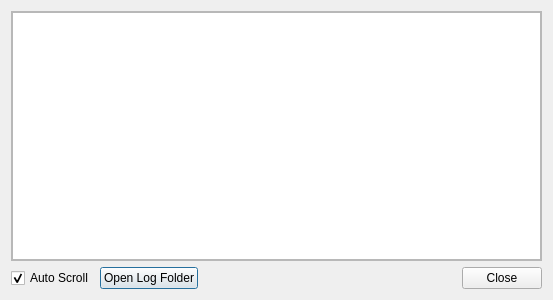
First picture: the form in log_view.ui, repository locaal-ai/scoresight, before the edit.
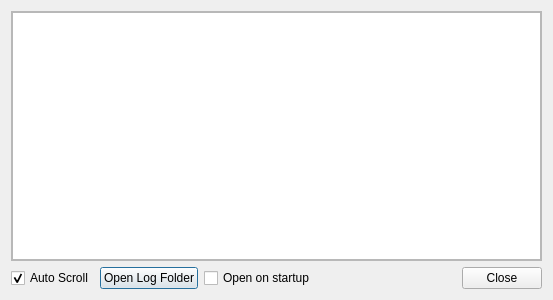
Second picture: the form after the edit.

```diff
--- a/log_view.ui
+++ b/log_view.ui
@@ -39,6 +39,13 @@
        </property>
       </widget>
      </item>
+     <item>
+      <widget class="QCheckBox" name="checkBox_openOnStartup">
+       <property name="text">
+        <string>Open on startup</string>
+       </property>
+      </widget>
+     </item>
      <item>
       <widget class="QDialogButtonBox" name="buttonBox">
        <property name="orientation">
```
Left out of the diff: 4 changed lines with no effect on the pictures.
